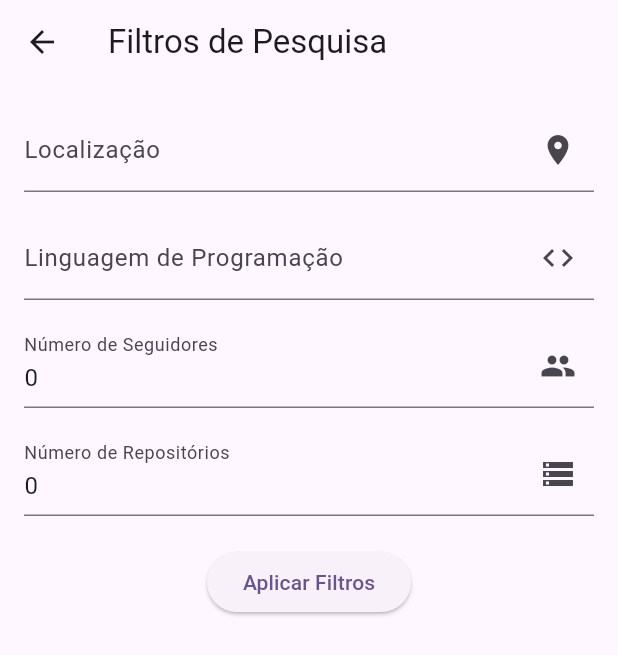
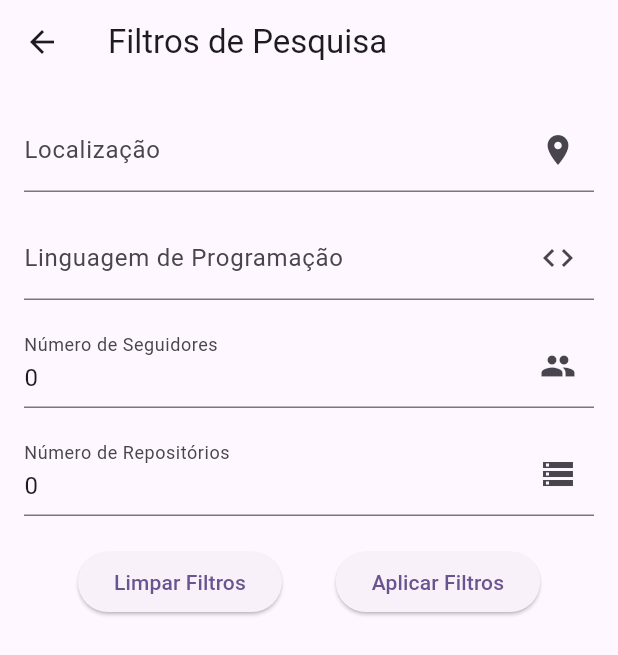
Before and after one commit to EmanuelRLima/git_search, a Flutter app: the FilterScreen screen opened directly with empty values, on a phone screen of 412 x 824 dp. Shown: the top 655 px of the screen. Run offline on Flutter 3.47's test engine with Material 3 defaults, Android fonts, the light colour scheme and no system bars.

Commit message:
feature: add clear filters

```diff
--- a/lib/modules/filter_screen.dart
+++ b/lib/modules/filter_screen.dart
@@ -41,6 +41,15 @@ class _FilterScreenState extends State<FilterScreen> {
     _followersController.dispose();
     _reposController.dispose();
     super.dispose();
+  }
+
+  void _clearFilters() {
+    Navigator.pop(context, {
+      'location': _locationController.text = '',
+      'language': _languageController.text = '',
+      'followers': int.tryParse(_followersController.text) ?? 0,
+      'repos': int.tryParse(_reposController.text) ?? 0,
+    });
   }
 
   void _applyFilters() {
@@ -94,9 +103,18 @@ class _FilterScreenState extends State<FilterScreen> {
               keyboardType: TextInputType.number,
             ),
             SizedBox(height: 20),
-            ElevatedButton(
-              onPressed: _applyFilters,
-              child: Text('Aplicar Filtros'),
+            Row(
+              mainAxisAlignment: MainAxisAlignment.spaceEvenly,
+              children: [
+                ElevatedButton(
+                  onPressed: _clearFilters,
+                  child: Text('Limpar Filtros'),
+                ),
+                ElevatedButton(
+                  onPressed: _applyFilters,
+                  child: Text('Aplicar Filtros'),
+                ),
+              ],
             ),
           ],
         ),
```
